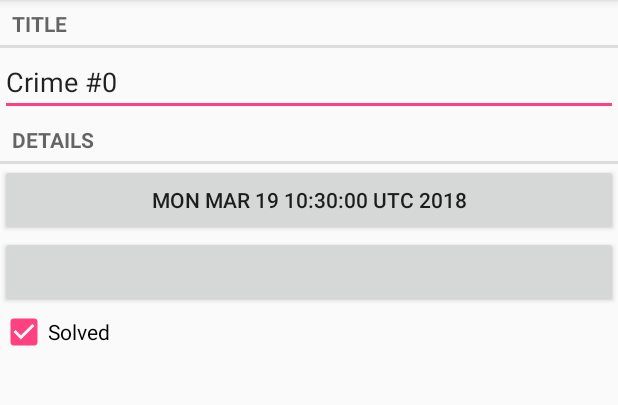
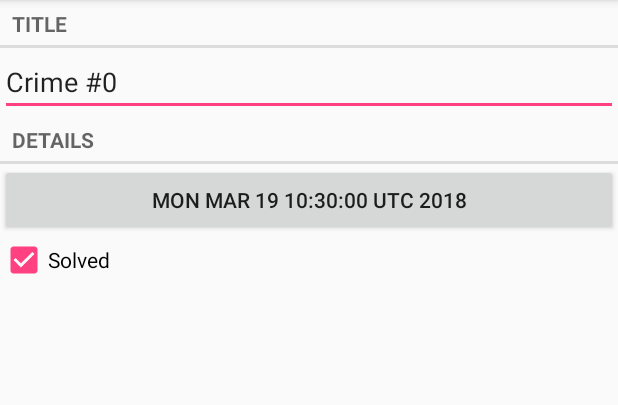
Before and after one commit to sarupahari/CriminalIntent, an Android app: the CrimeFragment screen opened directly, with no data from a screen before it, on a phone screen of 412 x 824 dp, the part 84-489 px from its top. Run offline under Robolectric (Android 15) with nearby library versions, the phone set to English and light mode, and no system bars.

```diff
--- a/app/src/main/java/edu/wtamu/cis/cidm4385saru/criminalintent/CrimeFragment.java
+++ b/app/src/main/java/edu/wtamu/cis/cidm4385saru/criminalintent/CrimeFragment.java
@@ -18,6 +18,7 @@ import android.widget.CompoundButton;
 import android.widget.EditText;
 
 import java.util.Date;
+import java.util.Locale;
 import java.util.UUID;
 
 
@@ -29,8 +30,12 @@ public class CrimeFragment extends Fragment{
 
     private static final String ARG_CRIME_ID = "crime_id";
     private static final String DIALOG_DATE = "DialogDate";
+    private static final String DIALOG_TIME = "DialogTime";
+
 
     private static final int REQUEST_DATE = 0;
+    private static final int REQUEST_TIME = 1;
+
 
     private Crime mCrime;
     private EditText mTitleField;
@@ -41,7 +46,6 @@ public class CrimeFragment extends Fragment{
     public static CrimeFragment newInstance (UUID crimeId){
         Bundle args = new Bundle();
         args.putSerializable(ARG_CRIME_ID, crimeId);
-
         CrimeFragment fragment = new CrimeFragment();
         fragment.setArguments(args);
         return fragment;
@@ -93,7 +97,7 @@ public class CrimeFragment extends Fragment{
 
 
         mTimeButton = (Button) v.findViewById(R.id.crime_date);
-        updateDate();
+        updateTime();
         mTimeButton.setOnClickListener(new View.OnClickListener(){
             @Override
             public void onClick(View v){
@@ -128,6 +132,13 @@ public class CrimeFragment extends Fragment{
         if (requestCode == REQUEST_DATE) {
             Date date = (Date) data
                     .getSerializableExtra(DatePickerFragment.EXTRA_DATE);
+//            mCrime.setDate(date);
+//            updateDate();
+            showTimeDialog(date);
+        }
+        if (requestCode == REQUEST_TIME) {
+            Date date = (Date) data
+                    .getSerializableExtra(TimePickerFragment.EXTRA_TIME);
             mCrime.setDate(date);
             updateDate();
         }
@@ -136,4 +147,16 @@ public class CrimeFragment extends Fragment{
     private void updateDate() {
         mDateButton.setText(mCrime.getDate().toString());
     }
+
+    private void updateTime() {
+        mTimeButton.setText(mCrime.getDate().toString());
+    }
+
+    private void showTimeDialog(Date date){
+        FragmentManager fragmentManager = getFragmentManager();
+        TimePickerFragment dialog = TimePickerFragment.newInstance(date);
+
+        dialog.setTargetFragment(CrimeFragment.this, REQUEST_TIME);
+        dialog.show(fragmentManager, DIALOG_TIME);
+    }
 }
--- a/app/src/main/java/edu/wtamu/cis/cidm4385saru/criminalintent/TimePickerFragment.java
+++ b/app/src/main/java/edu/wtamu/cis/cidm4385saru/criminalintent/TimePickerFragment.java
@@ -24,14 +24,14 @@ public class TimePickerFragment extends DialogFragment {
 
     public static final String EXTRA_TIME = "edu.wtamu.cis.cidm4385saru.criminalintent.time";
 
-    private static final String ARG_DATE = "date";
+    private static final String ARG_TIME = "time";
 
     private TimePicker mTimePicker;
     private Calendar mCalendar;
 
     public static TimePickerFragment newInstance(Date date) {
         Bundle args = new Bundle();
-        args.putSerializable(ARG_DATE, date);
+        args.putSerializable(ARG_TIME, date);
 
         TimePickerFragment fragment = new TimePickerFragment();
         fragment.setArguments(args);
@@ -41,7 +41,7 @@ public class TimePickerFragment extends DialogFragment {
     @NonNull
     @Override
     public Dialog onCreateDialog(Bundle savedInstanceState) {
-        final Date date = (Date) getArguments().getSerializable(ARG_DATE);
+        final Date date = (Date) getArguments().getSerializable(ARG_TIME);
 
         mCalendar= Calendar.getInstance();
         mCalendar.setTime(date);
--- a/app/src/main/res/layout/fragment_crime.xml
+++ b/app/src/main/res/layout/fragment_crime.xml
@@ -28,10 +28,10 @@
         android:layout_width="match_parent"
         android:layout_height="wrap_content"/>
 
-    <Button
-        android:id="@+id/crime_time"
-        android:layout_width="match_parent"
-        android:layout_height="wrap_content"/>
+    <!--<Button-->
+        <!--android:id="@+id/crime_time"-->
+        <!--android:layout_width="match_parent"-->
+        <!--android:layout_height="wrap_content"/>-->
 
     <CheckBox
         android:id="@+id/crime_solved"
```
